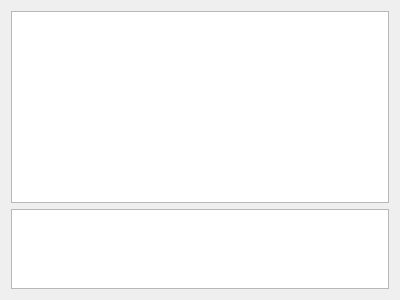
This is cwe_guiWidgets/cwe_landing.ui in NHERI-SimCenter/CWE-Simulation-Tool as Qt 5 draws it before an edit. The edited form follows.
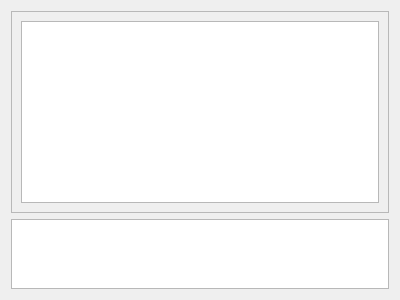
This is the edited form. Custom widgets are drawn as their Qt base class.

Commit message:
Updated Case Select tab
* update on Case Select tab
* minor updates on landing

What changed in the file:
```diff
--- a/cwe_guiWidgets/cwe_landing.ui
+++ b/cwe_guiWidgets/cwe_landing.ui
@@ -49,17 +49,7 @@
    <string>Form</string>
   </property>
   <layout class="QGridLayout" name="gridLayout">
-   <item row="0" column="0">
-    <widget class="QGraphicsView" name="graphicsView">
-     <property name="sizePolicy">
-      <sizepolicy hsizetype="Expanding" vsizetype="Expanding">
-       <horstretch>0</horstretch>
-       <verstretch>0</verstretch>
-      </sizepolicy>
-     </property>
-    </widget>
-   </item>
-   <item row="1" column="0">
+   <item row="1" column="0" colspan="2">
     <widget class="RemoteJobLister" name="tableView_jobs">
      <property name="sizePolicy">
       <sizepolicy hsizetype="Expanding" vsizetype="Expanding">
@@ -75,6 +65,21 @@
      </property>
     </widget>
    </item>
+   <item row="0" column="0" colspan="2">
+    <widget class="QFrame" name="frame">
+     <property name="frameShape">
+      <enum>QFrame::StyledPanel</enum>
+     </property>
+     <property name="frameShadow">
+      <enum>QFrame::Raised</enum>
+     </property>
+     <layout class="QVBoxLayout" name="verticalLayout">
+      <item>
+       <widget class="QGraphicsView" name="graphicsView"/>
+      </item>
+     </layout>
+    </widget>
+   </item>
   </layout>
  </widget>
  <customwidgets>
```
The commit also changes 7 other files.
